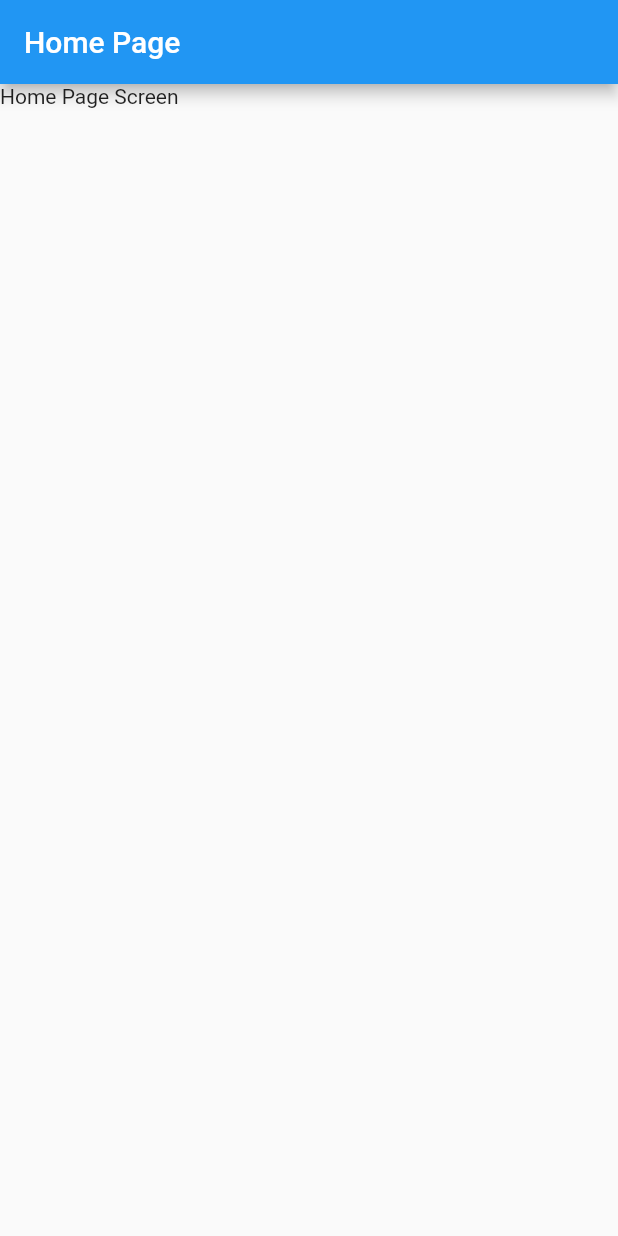
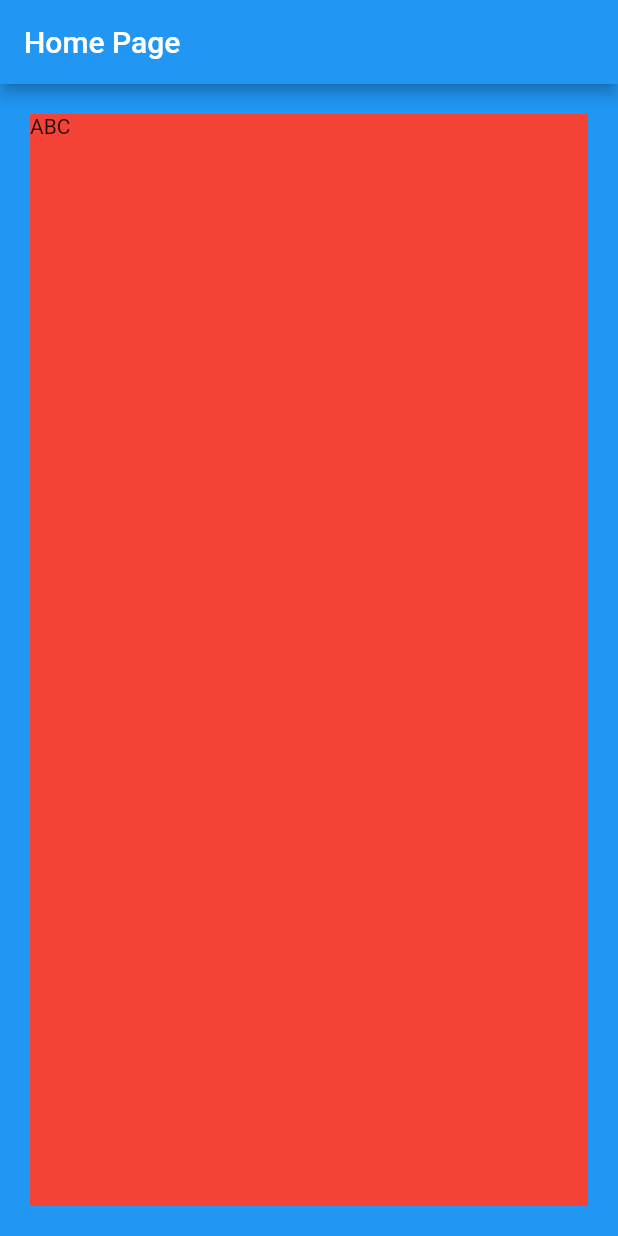
Before and after one commit to phamtanphat/flutter_widget22042022, a Flutter app: the screen it shows after launch, on a phone screen of 412 x 824 dp. Run offline on Flutter 3.47's test engine with Material 2 defaults, Android fonts, the phone set to English and light mode, and no system bars.

Commit message:
margin , padding

```diff
--- a/lib/home_page.dart
+++ b/lib/home_page.dart
@@ -1,16 +1,35 @@
+
 import 'package:flutter/material.dart';
+import 'package:flutter/rendering.dart';
 
-class HomePage extends StatelessWidget {
+class HomePage extends StatefulWidget {
   const HomePage({Key? key}) : super(key: key);
 
   @override
+  _HomePageState createState() => _HomePageState();
+}
+
+//state object
+class _HomePageState extends State<HomePage> {
+
+
+  @override
   Widget build(BuildContext context) {
+    print("build");
     return Scaffold(
       appBar: AppBar(
         title: Text("Home Page"),
       ),
       body: Container(
-        child: Text("Home Page Screen"),
+        constraints: BoxConstraints.expand(),
+        color: Colors.blue,
+        child: Padding(
+          padding: const EdgeInsets.all(20.0),
+          child: Container(
+              color : Colors.red ,
+              child: Text("ABC")
+          ),
+        )
       ),
     );
   }
```
